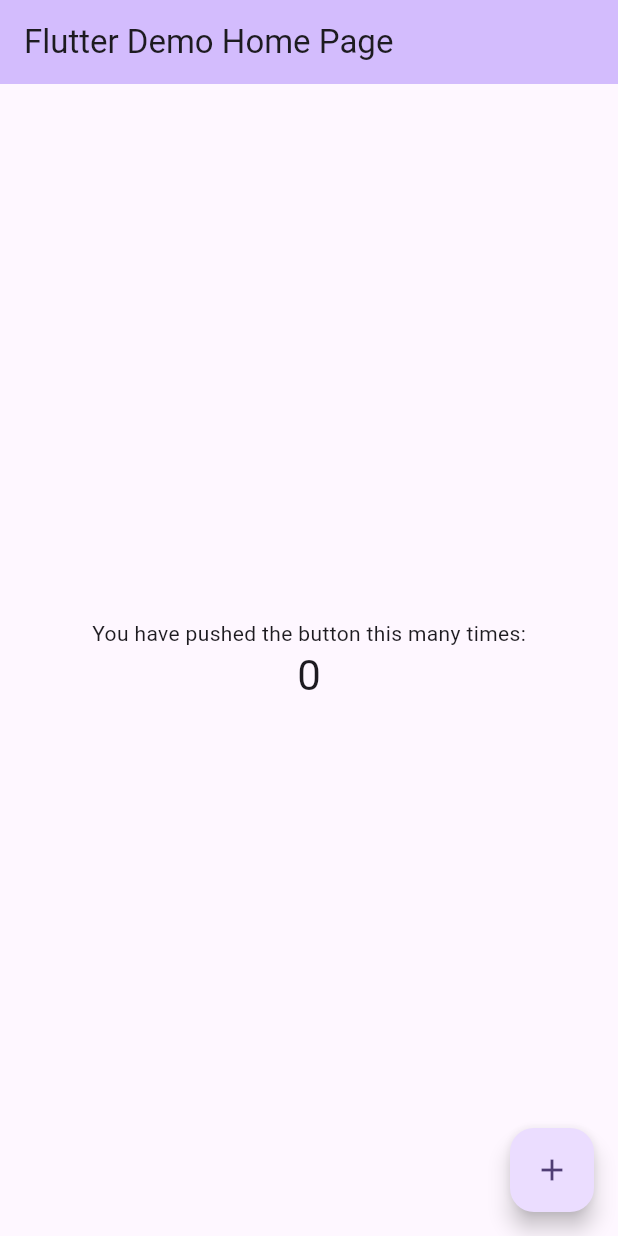
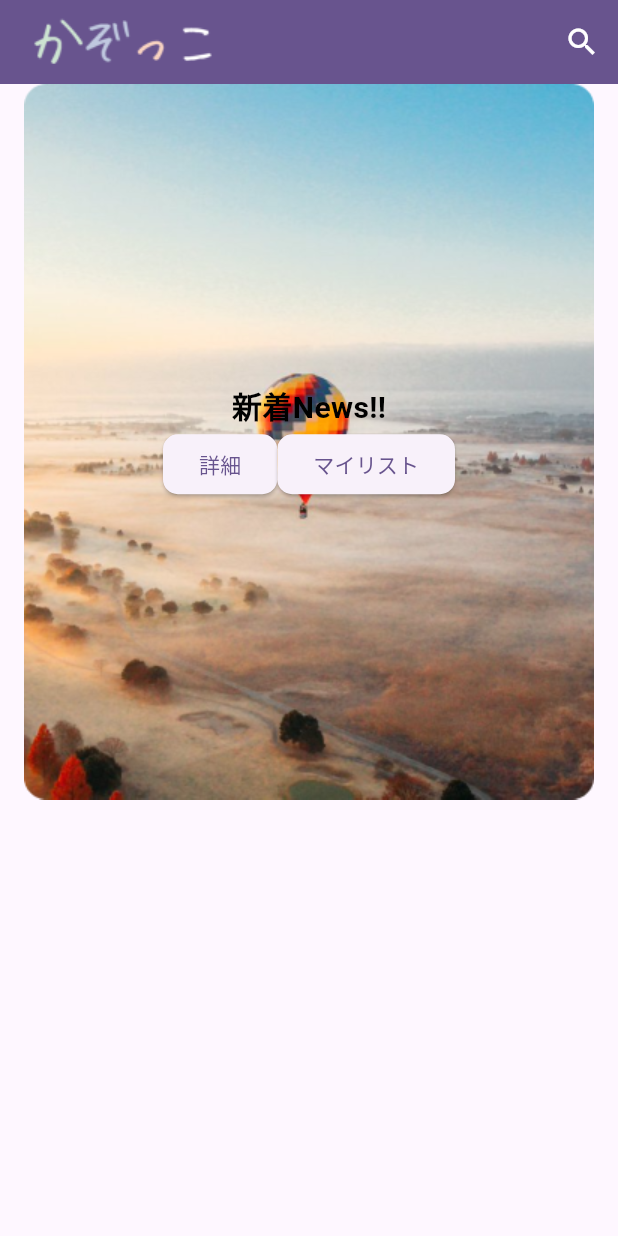
Before and after one commit to akagisrapid/kazo-city-media, a Flutter app: the screen it shows after launch, on a phone screen of 412 x 824 dp. Run offline on Flutter 3.47's test engine with Material 2 defaults, Android fonts, the phone set to English and light mode, and no system bars.

Commit message:
新着ニュース部分をとりあえず

```diff
--- a/kazo_city_media/lib/main.dart
+++ b/kazo_city_media/lib/main.dart
@@ -1,3 +1,5 @@
+// ignore_for_file: prefer_const_constructors
+
 import 'package:flutter/material.dart';
 
 void main() {
@@ -13,21 +15,6 @@ class MyApp extends StatelessWidget {
     return MaterialApp(
       title: 'Flutter Demo',
       theme: ThemeData(
-        // This is the theme of your application.
-        //
-        // TRY THIS: Try running your application with "flutter run". You'll see
-        // the application has a blue toolbar. Then, without quitting the app,
-        // try changing the seedColor in the colorScheme below to Colors.green
-        // and then invoke "hot reload" (save your changes or press the "hot
-        // reload" button in a Flutter-supported IDE, or press "r" if you used
-        // the command line to start the app).
-        //
-        // Notice that the counter didn't reset back to zero; the application
-        // state is not lost during the reload. To reset the state, use hot
-        // restart instead.
-        //
-        // This works for code too, not just values: Most code changes can be
-        // tested with just a hot reload.
         colorScheme: ColorScheme.fromSeed(seedColor: Colors.deepPurple),
         useMaterial3: true,
       ),
@@ -38,15 +25,6 @@ class MyApp extends StatelessWidget {
 
 class MyHomePage extends StatefulWidget {
   const MyHomePage({super.key, required this.title});
-
-  // This widget is the home page of your application. It is stateful, meaning
-  // that it has a State object (defined below) that contains fields that affect
-  // how it looks.
-
-  // This class is the configuration for the state. It holds the values (in this
-  // case the title) provided by the parent (in this case the App widget) and
-  // used by the build method of the State. Fields in a Widget subclass are
-  // always marked "final".
 
   final String title;
 
@@ -70,56 +48,80 @@ class _MyHomePageState extends State<MyHomePage> {
 
   @override
   Widget build(BuildContext context) {
-    // This method is rerun every time setState is called, for instance as done
-    // by the _incrementCounter method above.
-    //
-    // The Flutter framework has been optimized to make rerunning build methods
-    // fast, so that you can just rebuild anything that needs updating rather
-    // than having to individually change instances of widgets.
     return Scaffold(
       appBar: AppBar(
-        // TRY THIS: Try changing the color here to a specific color (to
-        // Colors.amber, perhaps?) and trigger a hot reload to see the AppBar
-        // change color while the other colors stay the same.
-        backgroundColor: Theme.of(context).colorScheme.inversePrimary,
-        // Here we take the value from the MyHomePage object that was created by
-        // the App.build method, and use it to set our appbar title.
-        title: Text(widget.title),
+        backgroundColor: Theme.of(context).colorScheme.primary,
+        title: Image.asset('images/titlelogo.png'),
+        actions:[
+          IconButton(
+            icon:Icon(Icons.search),
+            color: Colors.white,
+            onPressed: () => {},
+          )
+        ],
       ),
       body: Center(
-        // Center is a layout widget. It takes a single child and positions it
-        // in the middle of the parent.
         child: Column(
-          // Column is also a layout widget. It takes a list of children and
-          // arranges them vertically. By default, it sizes itself to fit its
-          // children horizontally, and tries to be as tall as its parent.
-          //
-          // Column has various properties to control how it sizes itself and
-          // how it positions its children. Here we use mainAxisAlignment to
-          // center the children vertically; the main axis here is the vertical
-          // axis because Columns are vertical (the cross axis would be
-          // horizontal).
-          //
-          // TRY THIS: Invoke "debug painting" (choose the "Toggle Debug Paint"
-          // action in the IDE, or press "p" in the console), to see the
-          // wireframe for each widget.
-          mainAxisAlignment: MainAxisAlignment.center,
-          children: <Widget>[
-            const Text(
-              'You have pushed the button this many times:',
+          children:[
+            Stack(
+              alignment: AlignmentDirectional.center,
+              children: <Widget>[
+                Container(
+                  alignment: Alignment.center,
+                  child: Image.asset('images/news.png')
+                ),
+                Column(
+                  crossAxisAlignment: CrossAxisAlignment.start,
+                  children: [
+                    Container(
+                    alignment: Alignment.topCenter,
+                    child: Text(
+                    '新着News!!',
+                    style: TextStyle(
+                      fontSize: 20,
+                      fontWeight: FontWeight.bold,
+                      color: Colors.black,
+                    )
+                    )
+                  ),
+
+                  Row(
+                        mainAxisAlignment: MainAxisAlignment.center,
+                        children: [
+                          Container(
+                        alignment: Alignment.bottomCenter,
+                    child: ElevatedButton(
+                      style: ElevatedButton.styleFrom(
+                        shape: RoundedRectangleBorder(
+                        borderRadius: BorderRadius.circular(10),
+                      ),
+                    ),
+                    onPressed: () {},
+                    child: Text('詳細'),
+                    )
+                ),
+                      Container(
+                        alignment: Alignment.bottomCenter,
+                    child: ElevatedButton(
+                      style: ElevatedButton.styleFrom(
+                        shape: RoundedRectangleBorder(
+                        borderRadius: BorderRadius.circular(10),
+                      ),
+                    ),
+                    onPressed: () {},
+                    child: Text('マイリスト'),
+                    )
+                )
+                        ],
+                      )
+                  ],
+                )
+                ]
             ),
-            Text(
-              '$_counter',
-              style: Theme.of(context).textTheme.headlineMedium,
-            ),
-          ],
+          ]
         ),
       ),
-      floatingActionButton: FloatingActionButton(
-        onPressed: _incrementCounter,
-        tooltip: 'Increment',
-        child: const Icon(Icons.add),
-      ), // This trailing comma makes auto-formatting nicer for build methods.
+
     );
   }
 }
```
